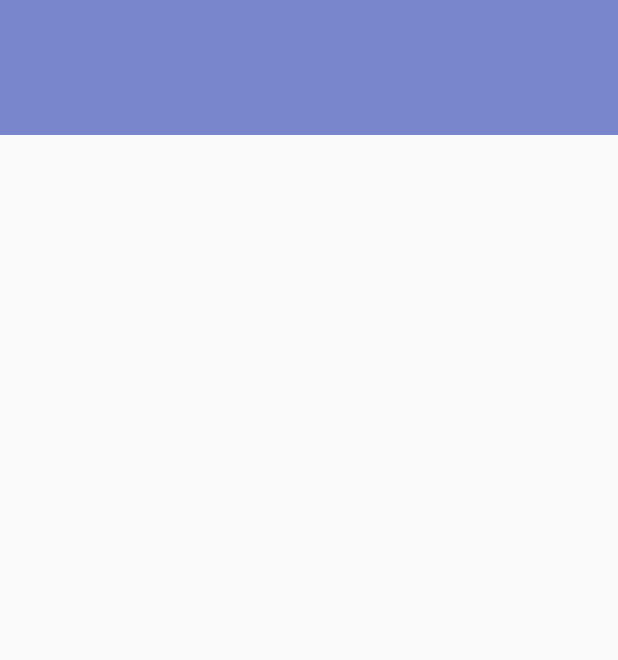
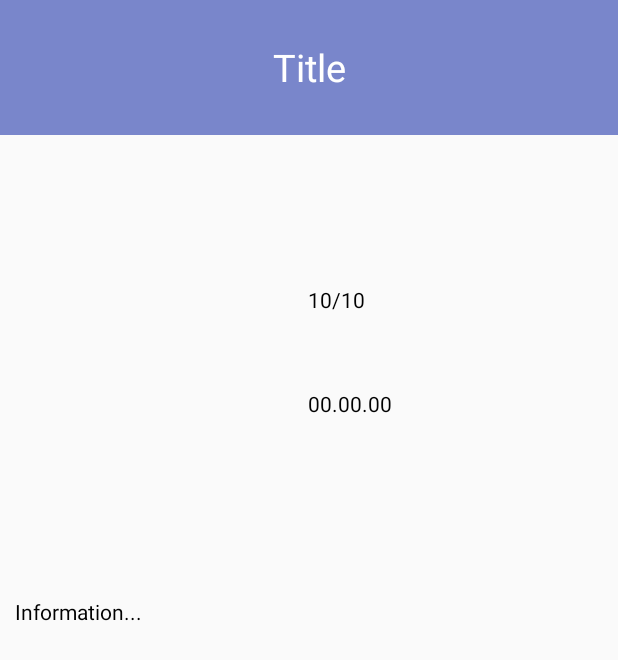
Before and after one commit to seni1/MovieAppOneTestOne, an Android app: the layout model_detail.xml on its own in the app's theme, with its tools: preview values and no code run, on a phone screen of 412 x 824 dp. Shown: the top 660 px of the screen. Run offline under Robolectric (Android 15) with nearby library versions, the phone set to English and light mode, and no system bars.

Commit message:
Complete DetailActivity

```diff
--- a/app/src/main/AndroidManifest.xml
+++ b/app/src/main/AndroidManifest.xml
@@ -12,7 +12,11 @@
         android:roundIcon="@mipmap/ic_launcher_round"
         android:supportsRtl="true"
         android:theme="@style/AppTheme">
-        <activity android:name=".view.MainActivity">
+
+        <activity
+
+            android:name=".view.MainActivity">
+
             <intent-filter>
                 <action android:name="android.intent.action.MAIN" />
 
--- a/app/src/main/java/com/example/android/movieapponetestone/view/DetailActivity.java
+++ b/app/src/main/java/com/example/android/movieapponetestone/view/DetailActivity.java
@@ -56,6 +56,11 @@ public class DetailActivity extends AppCompatActivity {
     private void getData() {
         Popular data = (Popular) getIntent().getSerializableExtra(KEY);
         title.setText(data.getTitle());
+        releaseDate.setText(data.getReleaseDate());
+        synopsis.setText(data.getOverview());
+        userRating.setText(String.valueOf(data.getVoteAverage()));
+
+
         Glide.with(this).load("http://image.tmdb.org/t/p/w185" + data.getPosterPath()).into(posterImage);
     }
 
--- a/app/src/main/res/layout/model_detail.xml
+++ b/app/src/main/res/layout/model_detail.xml
@@ -16,7 +16,8 @@
             android:background="@color/indigo"
             android:textColor="@color/white"
             android:gravity="center"
-            android:textSize="25dp"/>
+            android:textSize="25dp"
+            android:text="Title"/>
 
         <LinearLayout
             android:layout_width="match_parent"
@@ -39,14 +40,16 @@
                     android:layout_width="wrap_content"
                     android:layout_height="wrap_content"
                     android:paddingTop="100dp"
-                    android:textColor="@color/black"/>
+                    android:textColor="@color/black"
+                    android:text="10/10"/>
 
                 <TextView
                     android:id="@+id/release_date"
                     android:layout_width="wrap_content"
                     android:layout_height="wrap_content"
                     android:paddingTop="50dp"
-                    android:textColor="@color/black"/>
+                    android:textColor="@color/black"
+                    android:text="00.00.00"/>
 
             </LinearLayout>
 
@@ -57,7 +60,8 @@
             android:layout_width="match_parent"
             android:layout_height="wrap_content"
             android:textColor="@color/black"
-            android:layout_margin="10dp"/>
+            android:layout_margin="10dp"
+            android:text="Information..."/>
 
     </LinearLayout>
 
```
